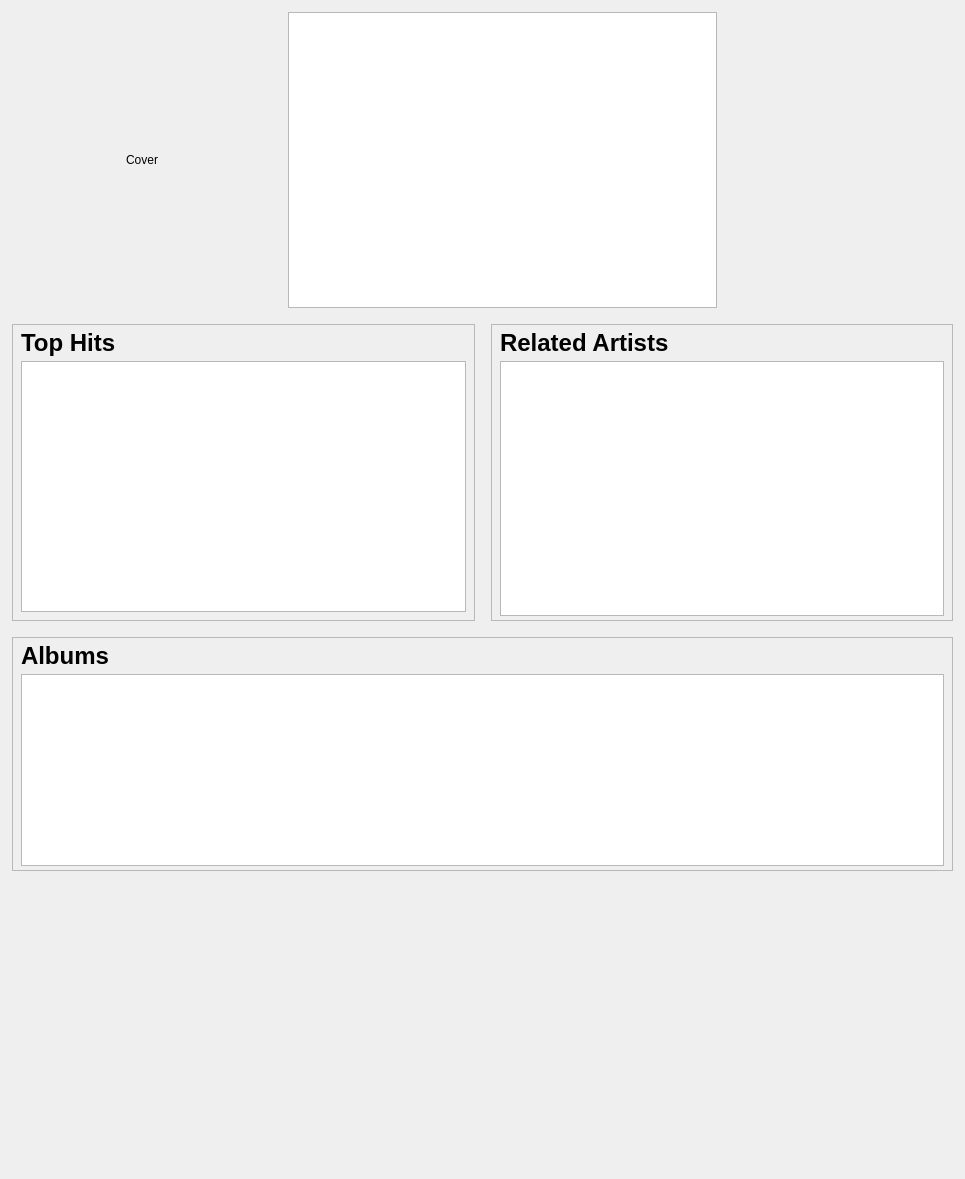
The window that src/libtomahawk/widgets/infowidgets/ArtistInfoWidget.ui (tomahawk-player/tomahawk) describes before a commit, drawn with Qt 5.
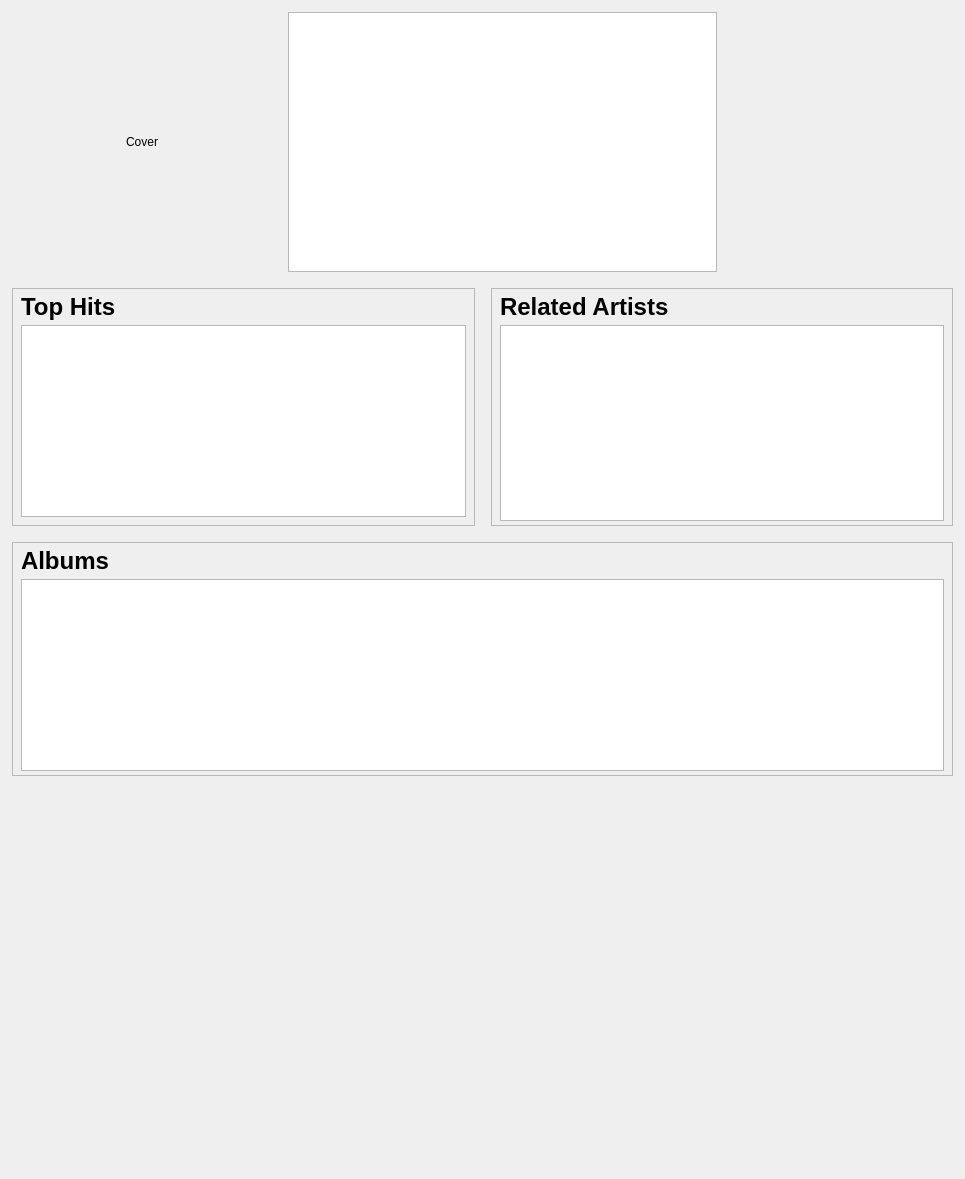
The same window after the commit. Custom widgets are drawn as their Qt base class.

Commit message: * Fixed Artist page.

What changed in the file:
```diff
--- a/src/libtomahawk/widgets/infowidgets/ArtistInfoWidget.ui
+++ b/src/libtomahawk/widgets/infowidgets/ArtistInfoWidget.ui
@@ -13,7 +13,7 @@
   <property name="windowTitle">
    <string notr="true" extracomment="not translatable because not shown to the user">Form</string>
   </property>
-  <layout class="QVBoxLayout" name="verticalLayout">
+  <layout class="QVBoxLayout" name="verticalLayout" stretch="0,0,0,1">
    <property name="spacing">
     <number>16</number>
    </property>
@@ -79,7 +79,7 @@
        </property>
        <property name="maximumSize">
         <size>
-         <width>240</width>
+         <width>220</width>
          <height>16777215</height>
         </size>
        </property>
@@ -89,6 +89,9 @@
    </item>
    <item>
     <layout class="QHBoxLayout" name="horizontalLayout_2">
+     <property name="margin">
+      <number>0</number>
+     </property>
      <item>
       <widget class="QFrame" name="trackFrame">
        <property name="frameShape">
```
The commit also changes 1 other file.
